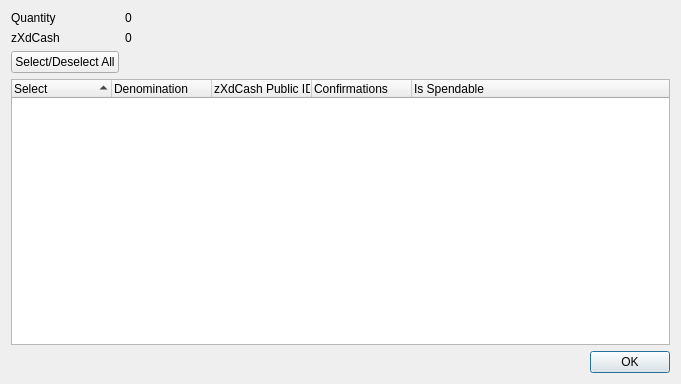
The window that src/qt/forms/zxdcashcontroldialog.ui (xdccash/xdcash-core) describes before a commit, drawn with Qt 5.
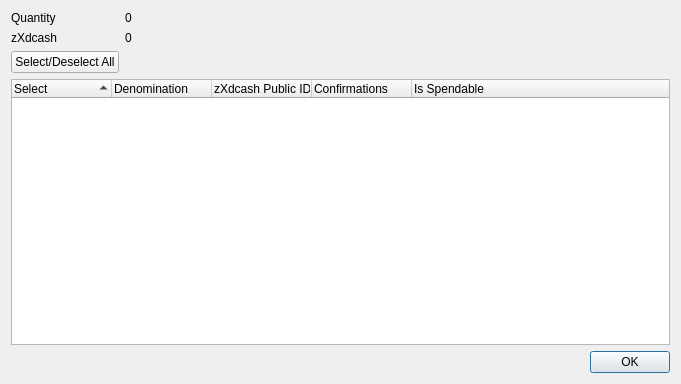
The same window after the commit.

```diff
--- a/src/qt/forms/zxdcashcontroldialog.ui
+++ b/src/qt/forms/zxdcashcontroldialog.ui
@@ -42,7 +42,7 @@
      <item row="1" column="0">
       <widget class="QLabel" name="labelZXdCash">
        <property name="text">
-        <string>zXdCash</string>
+        <string>zXdcash</string>
        </property>
       </widget>
      </item>
@@ -96,7 +96,7 @@
        </column>
        <column>
         <property name="text">
-         <string notr="true">zXdCash Public ID</string>
+         <string notr="true">zXdcash Public ID</string>
         </property>
        </column>
        <column>
```
Left out of the diff: 14 changed lines with no effect on the pictures.
